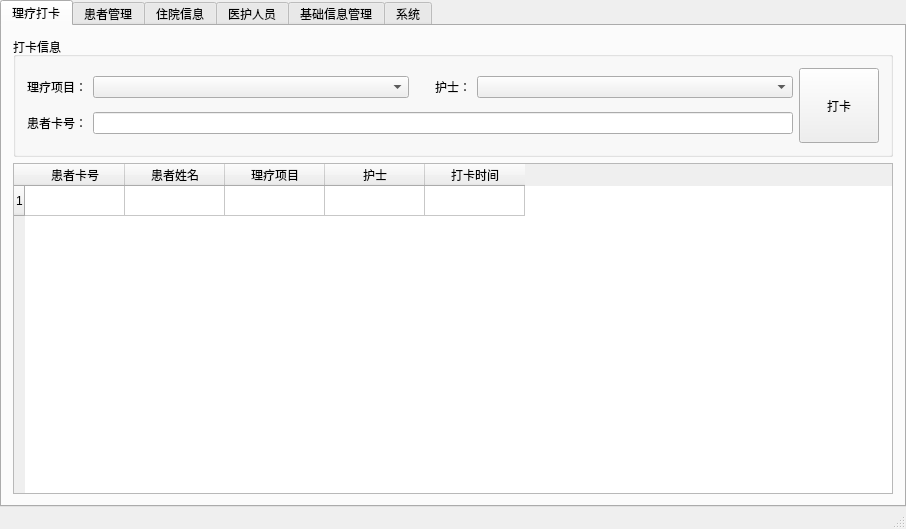
First picture: the form in PhysioMgr/MainWindow.ui, repository yuylong/PhysioMgr, before the edit.
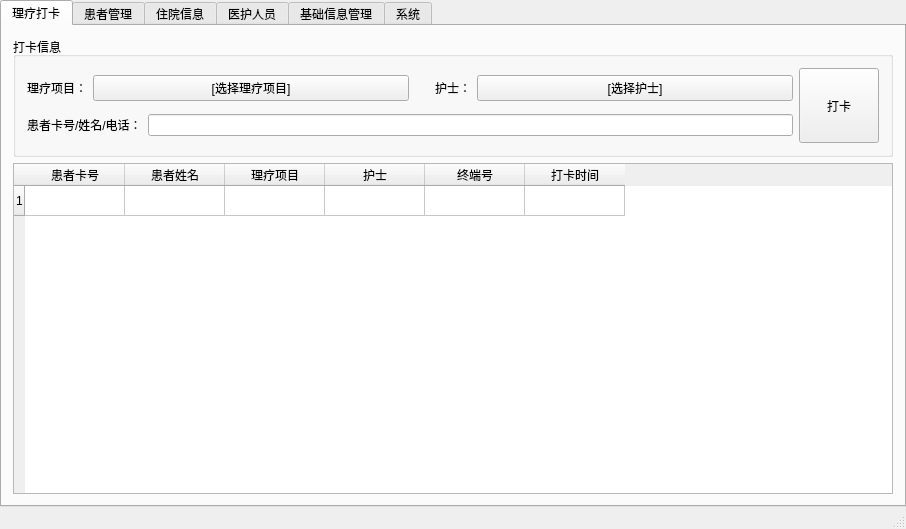
Second picture: the form after the edit. The open tabs and pages were chosen to show the change.

Commit message: Add methods about the physio log.

The edit to the form file:
```diff
--- a/PhysioMgr/MainWindow.ui
+++ b/PhysioMgr/MainWindow.ui
@@ -67,7 +67,11 @@
                 </widget>
                </item>
                <item>
-                <widget class="QComboBox" name="cmbPhysioSel"/>
+                <widget class="QPushButton" name="pbLogPhysioSel">
+                 <property name="text">
+                  <string>[选择理疗项目]</string>
+                 </property>
+                </widget>
                </item>
                <item>
                 <spacer name="horizontalSpacer">
@@ -90,7 +94,11 @@
                 </widget>
                </item>
                <item>
-                <widget class="QComboBox" name="cmbNurseSel"/>
+                <widget class="QPushButton" name="pbLogNurseSel">
+                 <property name="text">
+                  <string>[选择护士]</string>
+                 </property>
+                </widget>
                </item>
               </layout>
              </item>
@@ -99,7 +107,7 @@
                <item>
                 <widget class="QLabel" name="label">
                  <property name="text">
-                  <string>患者卡号：</string>
+                  <string>患者卡号/姓名/电话：</string>
                  </property>
                 </widget>
                </item>
@@ -141,7 +149,7 @@
            <number>1</number>
           </property>
           <property name="columnCount">
-           <number>5</number>
+           <number>6</number>
           </property>
           <row/>
           <column>
@@ -164,6 +172,11 @@
             <string>护士</string>
            </property>
           </column>
+          <column>
+           <property name="text">
+            <string>终端号</string>
+           </property>
+          </column>
           <column>
            <property name="text">
             <string>打卡时间</string>
```
Left out of the diff: 6 changed lines with no effect on the pictures. The commit also changes 5 other files.
